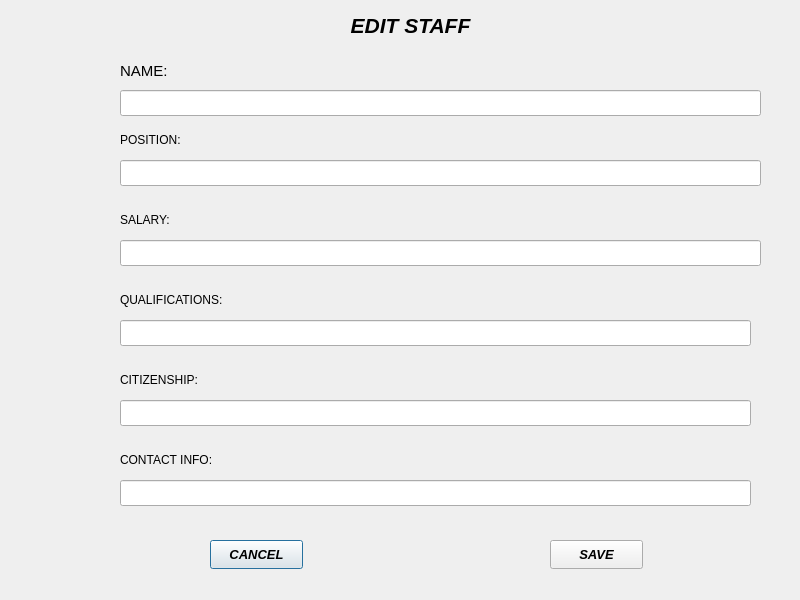
Qt form RMS_qt/editstaff.ui (dev-pratik02/RMS) before a commit.
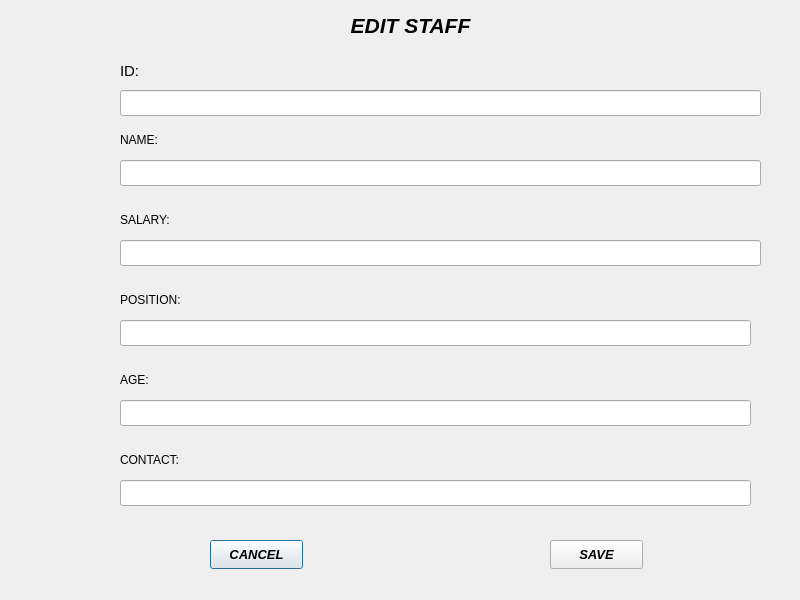
The same form after that commit.

Patch:
```diff
--- a/RMS_qt/editstaff.ui
+++ b/RMS_qt/editstaff.ui
@@ -23,7 +23,7 @@
     </rect>
    </property>
    <property name="text">
-    <string>CONTACT INFO:</string>
+    <string>CONTACT:</string>
    </property>
   </widget>
   <widget class="QLabel" name="POSITION">
@@ -36,7 +36,7 @@
     </rect>
    </property>
    <property name="text">
-    <string>POSITION:</string>
+    <string>NAME:</string>
    </property>
    <property name="textFormat">
     <enum>Qt::TextFormat::AutoText</enum>
@@ -97,7 +97,7 @@
     </font>
    </property>
    <property name="text">
-    <string>NAME:</string>
+    <string>ID:</string>
    </property>
   </widget>
   <widget class="QPushButton" name="SAVE">
@@ -196,7 +196,7 @@
     </rect>
    </property>
    <property name="text">
-    <string>QUALIFICATIONS:</string>
+    <string>POSITION:</string>
    </property>
   </widget>
   <widget class="QLineEdit" name="LINEEDITFOUR">
@@ -219,7 +219,7 @@
     </rect>
    </property>
    <property name="text">
-    <string>CITIZENSHIP:</string>
+    <string>AGE:</string>
    </property>
   </widget>
  </widget>
```
